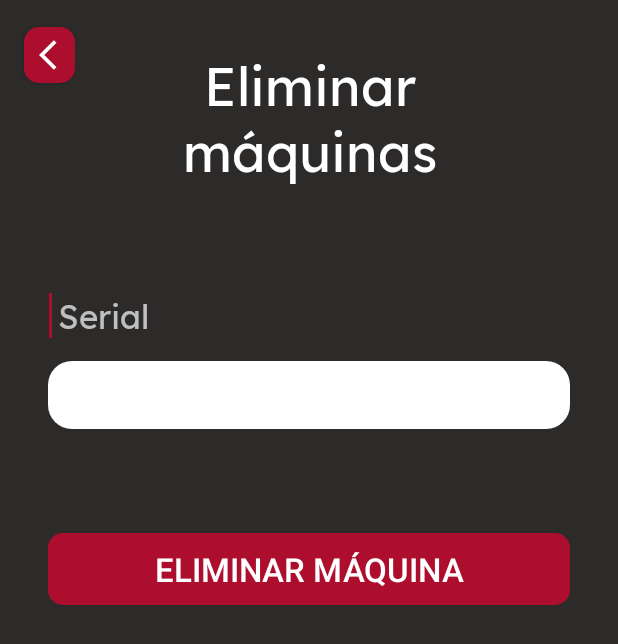
After one commit to AlonsoNav/AGServicios, an Android app built with Jetpack Compose: the EliminarMaquinaActivity screen opened directly, with no data from a screen before it, on a phone screen of 412 x 824 dp. The commit adds this screen. Shown: the top 644 px of the screen. Run offline under Robolectric (Android 15) with nearby library versions, the light colour scheme and no system bars.

Commit message:
EliminarMaquinas

```diff
--- a/AGSFrontEnd/app/src/main/AndroidManifest.xml
+++ b/AGSFrontEnd/app/src/main/AndroidManifest.xml
@@ -15,6 +15,9 @@
         android:theme="@style/Theme.AppCompat.NoActionBar"
         android:usesCleartextTraffic="true"
         tools:targetApi="31">
+        <activity
+            android:name="views.EliminarMaquinaActivity"
+            android:exported="false" />
         <activity
             android:name="views.AgregarMaquinaActivity"
             android:exported="false" />
--- /dev/null
+++ b/AGSFrontEnd/app/src/main/java/views/EliminarMaquinaActivity.kt
@@ -0,0 +1,32 @@
+package views
+
+import android.content.Intent
+import androidx.appcompat.app.AppCompatActivity
+import android.os.Bundle
+import android.widget.Button
+import android.widget.EditText
+import androidx.compose.ui.text.InternalTextApi
+import com.hytan.agserviciosv1.R
+
+class EliminarMaquinaActivity : AppCompatActivity() {
+    override fun onCreate(savedInstanceState: Bundle?) {
+        super.onCreate(savedInstanceState)
+        setContentView(R.layout.activity_eliminar_maquina)
+
+        val volverEM = findViewById<Button>(R.id.buttonVolverEliminarMaquina)
+        val eliminar = findViewById<Button>(R.id.buttonEliminarMaquina)
+        val editSerial = findViewById<EditText>(R.id.editSerialEliminarMaquina)
+
+        volverEM.setOnClickListener{
+            val volverEm= Intent(this,MenuMaquinariaActivity::class.java)
+
+            startActivity(volverEm)
+            finish()
+        }
+
+        eliminar.setOnClickListener{
+            val serial = editSerial.text.toString()
+
+        }
+    }
+}
--- a/AGSFrontEnd/app/src/main/java/views/LoginActivity.kt
+++ b/AGSFrontEnd/app/src/main/java/views/LoginActivity.kt
@@ -37,7 +37,7 @@ class LoginActivity : AppCompatActivity() {
             val textViewPopup = dialog.findViewById<TextView>(R.id.textViewlogPU)
 
             //Para probar sin api, cambiar a -1
-            if(login.first == 200) {
+            if(login.first == -1) {
                 startActivity(Intent)
                 finish()
             } else if (login.first == -1){
--- a/AGSFrontEnd/app/src/main/java/views/MenuMaquinariaActivity.kt
+++ b/AGSFrontEnd/app/src/main/java/views/MenuMaquinariaActivity.kt
@@ -4,6 +4,7 @@ import android.content.Intent
 import androidx.appcompat.app.AppCompatActivity
 import android.os.Bundle
 import android.widget.Button
+import android.widget.ImageButton
 import com.hytan.agserviciosv1.R
 
 class MenuMaquinariaActivity : AppCompatActivity() {
@@ -11,11 +12,17 @@ class MenuMaquinariaActivity : AppCompatActivity() {
         super.onCreate(savedInstanceState)
         setContentView(R.layout.activity_menu_maquinaria)
         val volverGM = findViewById<Button>(R.id.buttonVolverGM)
+        val eliminarGM = findViewById<ImageButton>(R.id.borrarMaquina)
 
         volverGM.setOnClickListener{
             val volverMM = Intent(this,MainMenuActivity::class.java)
+            startActivity(volverMM)
+            finish()
+        }
 
-            startActivity(volverMM)
+        eliminarGM.setOnClickListener{
+            val eliminarGM = Intent(this, EliminarMaquinaActivity::class.java)
+            startActivity(eliminarGM)
             finish()
         }
     }
--- /dev/null
+++ b/AGSFrontEnd/app/src/main/res/drawable/linea_texto.xml
@@ -0,0 +1,12 @@
+<?xml version="1.0" encoding="utf-8"?>
+<layer-list xmlns:android="http://schemas.android.com/apk/res/android">
+
+    <!-- Línea vertical -->
+    <item android:left="1dp" android:right="1dp">
+        <shape android:shape="rectangle">
+            <solid android:color="#AD0E2E" />
+            <size android:height="30dp" />
+        </shape>
+    </item>
+
+</layer-list>
--- /dev/null
+++ b/AGSFrontEnd/app/src/main/res/layout/activity_eliminar_maquina.xml
@@ -0,0 +1,111 @@
+<?xml version="1.0" encoding="utf-8"?>
+<androidx.constraintlayout.widget.ConstraintLayout xmlns:android="http://schemas.android.com/apk/res/android"
+    xmlns:app="http://schemas.android.com/apk/res-auto"
+    xmlns:tools="http://schemas.android.com/tools"
+    android:layout_width="match_parent"
+    android:layout_height="match_parent"
+    tools:context="views.EliminarMaquinaActivity"
+    android:background="#2d2a2a">
+
+
+
+    <!--Linea en texto-->
+
+    <Button
+        android:id="@+id/buttonEliminarMaquina"
+        android:layout_width="match_parent"
+        android:layout_height="wrap_content"
+        android:layout_marginStart="32dp"
+        android:layout_marginEnd="32dp"
+        android:background="@drawable/rounded_button"
+        android:text="Eliminar máquina"
+        android:textSize="22dp"
+        app:layout_constraintBottom_toBottomOf="parent"
+        app:layout_constraintEnd_toEndOf="parent"
+        app:layout_constraintHorizontal_bias="1.0"
+        app:layout_constraintStart_toStartOf="parent"
+        app:layout_constraintTop_toTopOf="parent"
+        app:layout_constraintVertical_bias="0.458" />
+
+    <ImageView
+        android:id="@+id/miImageView"
+        android:layout_width="3dp"
+        android:layout_height="30dp"
+        android:src="@drawable/linea_texto"
+        app:layout_constraintBottom_toBottomOf="parent"
+        app:layout_constraintEnd_toEndOf="parent"
+        app:layout_constraintHorizontal_bias="0.078"
+        app:layout_constraintStart_toStartOf="parent"
+        app:layout_constraintTop_toTopOf="parent"
+        app:layout_constraintVertical_bias="0.246" />
+
+    <!--Texto indicativo del espacio de serial-->
+    <EditText
+        android:id="@+id/editSerialEliminarMaquina"
+        android:layout_width="match_parent"
+        android:layout_height="45dp"
+        android:layout_marginStart="32dp"
+        android:layout_marginEnd="32dp"
+        android:background="@drawable/rounded_txf"
+        android:ems="10"
+        android:fontFamily="@font/lexend"
+        android:inputType="text"
+        android:maxLength="16"
+        android:textColor="#2d2a2a"
+        app:layout_constraintBottom_toBottomOf="parent"
+        app:layout_constraintEnd_toEndOf="parent"
+        app:layout_constraintHorizontal_bias="0.0"
+        app:layout_constraintStart_toStartOf="parent"
+        app:layout_constraintTop_toTopOf="parent"
+        app:layout_constraintVertical_bias="0.309"
+        tools:ignore="MissingConstraints" />
+
+    <TextView
+        android:id="@+id/textViewSerial"
+        android:layout_width="wrap_content"
+        android:layout_height="wrap_content"
+        android:fontFamily="@font/lexend"
+        android:text="Serial"
+        android:textSize="22dp"
+        app:layout_constraintBottom_toBottomOf="parent"
+        app:layout_constraintEnd_toEndOf="parent"
+        app:layout_constraintHorizontal_bias="0.111"
+        app:layout_constraintStart_toStartOf="parent"
+        app:layout_constraintTop_toTopOf="parent"
+        app:layout_constraintVertical_bias="0.246" />
+
+    <TextView
+        android:id="@+id/textViewElimMaquina"
+        android:layout_width="308dp"
+        android:layout_height="118dp"
+        android:layout_marginStart="32dp"
+        android:layout_marginEnd="32dp"
+        android:fontFamily="@font/lexend"
+        android:gravity="center"
+        android:text="Eliminar máquinas"
+        android:textColor="@color/white"
+        android:textSize="35dp"
+        app:layout_constraintBottom_toBottomOf="parent"
+        app:layout_constraintEnd_toEndOf="parent"
+        app:layout_constraintHorizontal_bias="0.512"
+        app:layout_constraintStart_toStartOf="parent"
+        app:layout_constraintTop_toTopOf="parent"
+        app:layout_constraintVertical_bias="0.026" />
+
+    <Button
+        android:id="@+id/buttonVolverEliminarMaquina"
+        android:layout_width="34dp"
+        android:layout_height="37dp"
+        android:layout_gravity="center"
+        android:background="@drawable/rounded_button"
+        app:layout_constraintBottom_toBottomOf="parent"
+        app:layout_constraintEnd_toEndOf="parent"
+        app:layout_constraintHorizontal_bias="0.042"
+        app:layout_constraintStart_toStartOf="parent"
+        app:layout_constraintTop_toTopOf="parent"
+        app:layout_constraintVertical_bias="0.023"
+        android:padding="10dp"
+        android:drawableLeft="@drawable/volver"
+        />
+
+</androidx.constraintlayout.widget.ConstraintLayout>
--- a/AGSFrontEnd/app/src/main/res/layout/activity_login.xml
+++ b/AGSFrontEnd/app/src/main/res/layout/activity_login.xml
@@ -47,6 +47,9 @@
         tools:ignore="MissingConstraints" />
 
     <!--Texto indicativo del espacio de nombre de usuario-->
+
+    <!--Text Field del espacio de contraseña-->
+
     <TextView
         android:id="@+id/textView2"
         android:layout_width="wrap_content"
@@ -56,12 +59,11 @@
         android:textSize="22dp"
         app:layout_constraintBottom_toBottomOf="parent"
         app:layout_constraintEnd_toEndOf="parent"
-        app:layout_constraintHorizontal_bias="0.156"
+        app:layout_constraintHorizontal_bias="0.17"
         app:layout_constraintStart_toStartOf="parent"
         app:layout_constraintTop_toTopOf="parent"
-        app:layout_constraintVertical_bias="0.557" />
+        app:layout_constraintVertical_bias="0.556" />
 
-    <!--Text Field del espacio de contraseña-->
     <EditText
         android:id="@+id/editTextPassword"
         android:layout_width="match_parent"
@@ -83,6 +85,9 @@
         tools:ignore="MissingConstraints" />
 
     <!--Texto indicativo del espacio de contraseña-->
+
+    <!--Logo de la empresa AGServicio-->
+
     <TextView
         android:id="@+id/textView3"
         android:layout_width="wrap_content"
@@ -92,12 +97,11 @@
         android:textSize="22dp"
         app:layout_constraintBottom_toBottomOf="parent"
         app:layout_constraintEnd_toEndOf="parent"
-        app:layout_constraintHorizontal_bias="0.111"
+        app:layout_constraintHorizontal_bias="0.121"
         app:layout_constraintStart_toStartOf="parent"
         app:layout_constraintTop_toTopOf="parent"
         app:layout_constraintVertical_bias="0.693" />
 
-    <!--Logo de la empresa AGServicio-->
     <ImageView
         android:id="@+id/imageView"
         android:layout_width="379dp"
@@ -126,4 +130,28 @@
         app:layout_constraintTop_toTopOf="parent"
         app:layout_constraintVertical_bias="0.898" />
 
+    <ImageView
+        android:id="@+id/miImageView2"
+        android:layout_width="3dp"
+        android:layout_height="30dp"
+        android:src="@drawable/linea_texto"
+        app:layout_constraintBottom_toBottomOf="parent"
+        app:layout_constraintEnd_toEndOf="parent"
+        app:layout_constraintHorizontal_bias="0.078"
+        app:layout_constraintStart_toStartOf="parent"
+        app:layout_constraintTop_toTopOf="parent"
+        app:layout_constraintVertical_bias="0.693" />
+
+    <ImageView
+        android:id="@+id/miImageView3"
+        android:layout_width="3dp"
+        android:layout_height="30dp"
+        android:src="@drawable/linea_texto"
+        app:layout_constraintBottom_toBottomOf="parent"
+        app:layout_constraintEnd_toEndOf="parent"
+        app:layout_constraintHorizontal_bias="0.078"
+        app:layout_constraintStart_toStartOf="parent"
+        app:layout_constraintTop_toTopOf="parent"
+        app:layout_constraintVertical_bias="0.556" />
+
 </androidx.constraintlayout.widget.ConstraintLayout>
--- a/AGSFrontEnd/app/src/main/res/layout/popuplogin.xml
+++ b/AGSFrontEnd/app/src/main/res/layout/popuplogin.xml
@@ -8,6 +8,7 @@
     android:padding="5dp"
     android:layout_gravity="center"
     >
+
 
     <TextView
         android:id="@+id/textViewlogPU"
```
